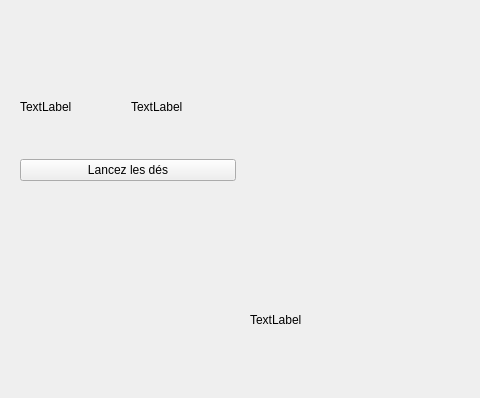
chrisvair/minopoly, file Minopoly/src/mainwindow.ui: the form before one commit; both pictures show x 0 to 480 and y 0 to 398 of the 1400 by 650 pixel window.
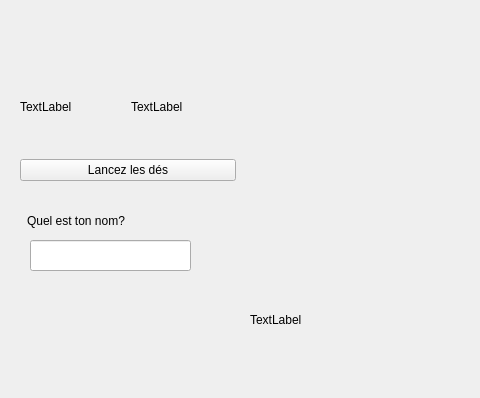
The form after the commit.

```diff
--- a/Minopoly/src/mainwindow.ui
+++ b/Minopoly/src/mainwindow.ui
@@ -115,6 +115,29 @@
      </item>
     </layout>
    </widget>
+   <widget class="QLabel" name="NameEnterQuestion">
+    <property name="geometry">
+     <rect>
+      <x>27</x>
+      <y>205</y>
+      <width>201</width>
+      <height>31</height>
+     </rect>
+    </property>
+    <property name="text">
+     <string>Quel est ton nom?</string>
+    </property>
+   </widget>
+   <widget class="QLineEdit" name="NameEnterEdit">
+    <property name="geometry">
+     <rect>
+      <x>30</x>
+      <y>240</y>
+      <width>161</width>
+      <height>31</height>
+     </rect>
+    </property>
+   </widget>
   </widget>
   <widget class="QMenuBar" name="menubar">
    <property name="geometry">
```
